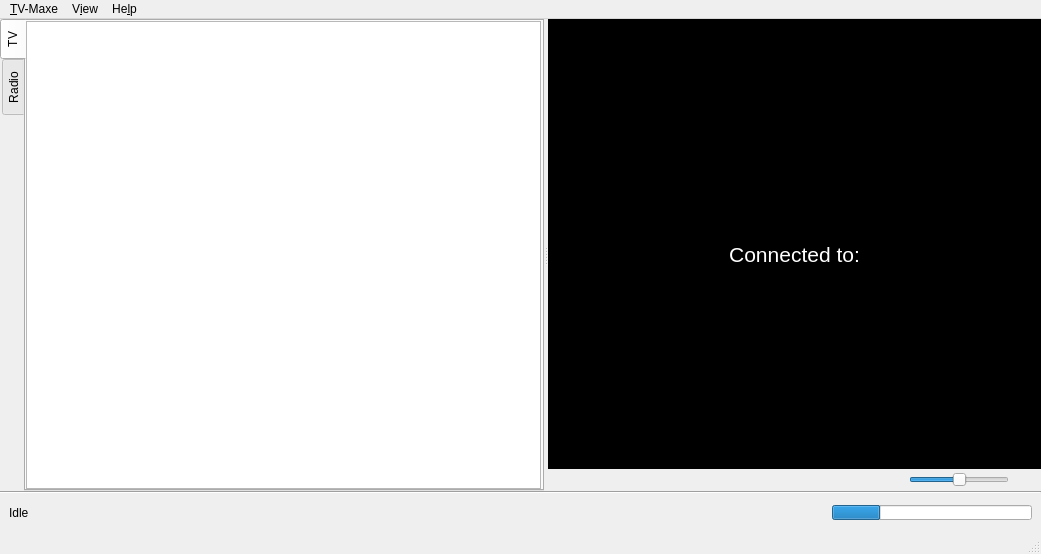
Qt form tv-maxe/ui/mainWindow.ui (ov1d1u/tv-maxe-ng) before a commit.
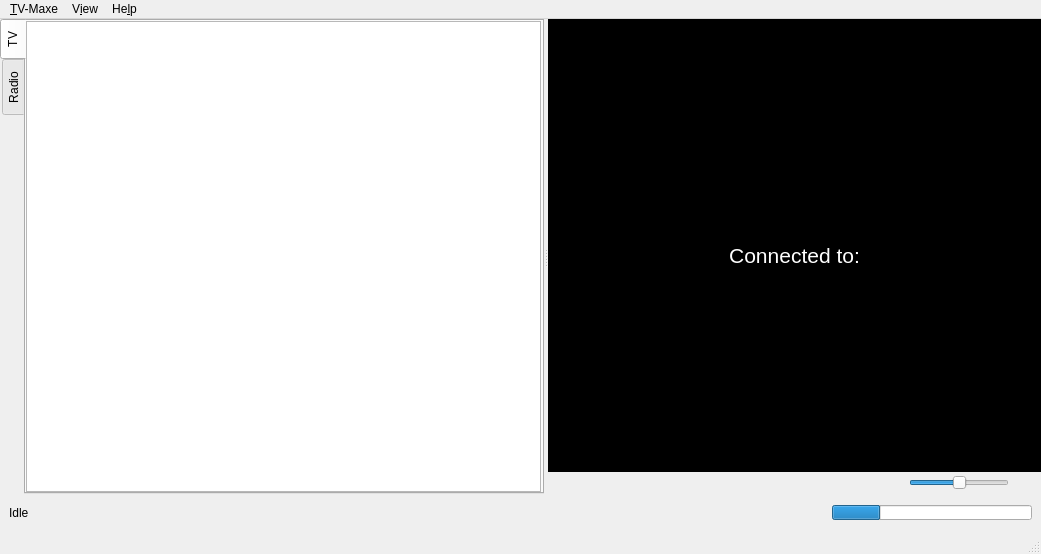
The same form after that commit. Icons and pictures are not drawn. Custom widgets are drawn as their Qt base class.

Diff of the .ui file:
```diff
--- a/tv-maxe/ui/mainWindow.ui
+++ b/tv-maxe/ui/mainWindow.ui
@@ -398,13 +398,6 @@
       </widget>
      </widget>
     </item>
-    <item>
-     <widget class="Line" name="line">
-      <property name="orientation">
-       <enum>Qt::Horizontal</enum>
-      </property>
-     </widget>
-    </item>
     <item>
      <widget class="QWidget" name="bottom_bar" native="true">
       <layout class="QHBoxLayout" name="bottom_layout" stretch="0,0,0">
```
